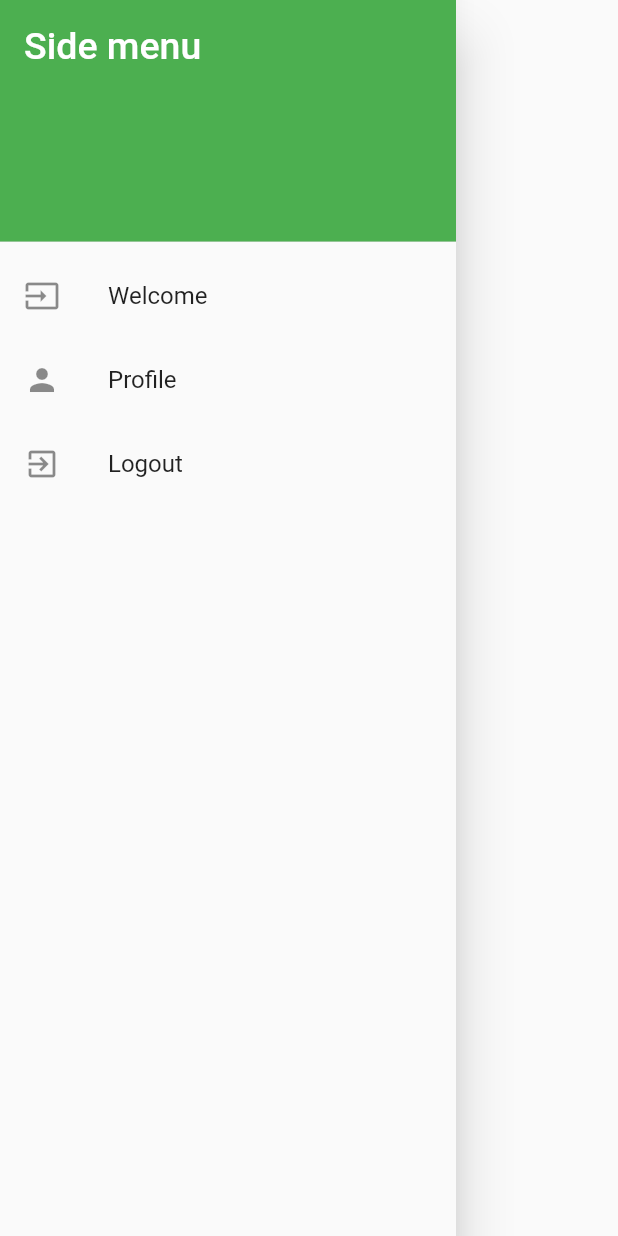
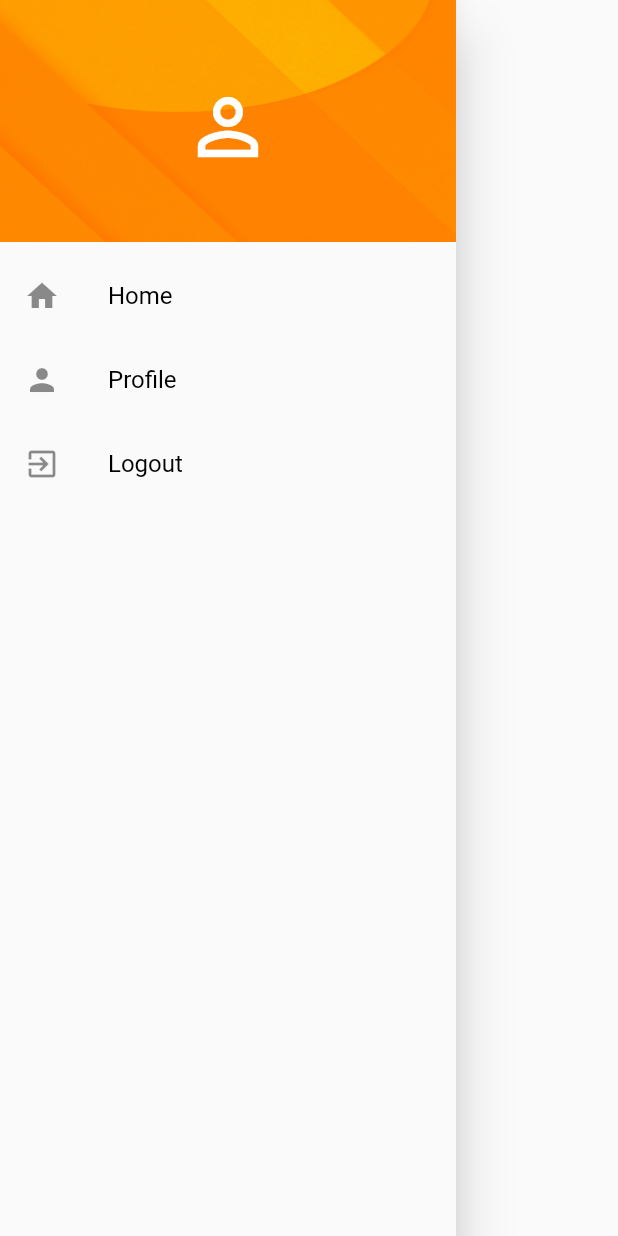
Before and after one commit to heramb99/share-a-pic, a Flutter app: the NavDrawer widget shown alone on an empty page, opened directly, on a phone screen of 412 x 824 dp. Run offline on Flutter 3.47's test engine with Material 2 defaults, Android fonts, the phone set to English and light mode, and no system bars; our stand-ins replace firebase_auth, firebase_database, fluttertoast, progress_dialog, simple_animations; missing offline and left inert: flutter_country_picker, pin_entry_text_field; accounts and stored records are empty.

```diff
--- a/sharepic/lib/NavDrawer.dart
+++ b/sharepic/lib/NavDrawer.dart
@@ -1,10 +1,16 @@
 import 'package:flutter/material.dart';
 import 'package:firebase_auth/firebase_auth.dart';
+import 'package:sharepic/HomePage.dart';
 import 'package:sharepic/main.dart';
+import 'ProfilePage.dart';
+import 'Strings.dart';
 
 class NavDrawer extends StatelessWidget {
 
-  final FirebaseAuth _firebaseAuth = FirebaseAuth.instance;
+  final FirebaseUser user;
+  final FirebaseAuth _firebaseAuth=FirebaseAuth.instance;
+
+  NavDrawer({this.user});
 
   @override
   Widget build(BuildContext context) {
@@ -13,27 +19,34 @@ class NavDrawer extends StatelessWidget {
         padding: EdgeInsets.zero,
         children: <Widget>[
           DrawerHeader(
-            child: Text(
-              'Side menu',
-              style: TextStyle(color: Colors.white, fontSize: 25),
+            child: Center(
+              child: Icon(Icons.person_outline,color: Colors.white,size: 60,),
             ),
             decoration: BoxDecoration(
                 color: Colors.green,
-              ),
+                image: DecorationImage(
+                    fit: BoxFit.fill,
+                    image: AssetImage('assets/images/header_image.jpg'))),
           ),
           ListTile(
-            leading: Icon(Icons.input),
-            title: Text('Welcome'),
-            onTap: () => {},
+            leading: Icon(Icons.home),
+            title: Text(Strings().home,style: TextStyle(color:Colors.black),),
+            onTap: () {
+              Navigator.pushReplacement(context, MaterialPageRoute(
+                    builder: (context) => HomePage(user:user)));
+            },
           ),
           ListTile(
             leading: Icon(Icons.person),
-            title: Text('Profile'),
-            onTap: () => {Navigator.of(context).pop()},
+            title: Text(Strings().profile,style: TextStyle(color:Colors.black),),
+            onTap: () {
+              Navigator.pushReplacement(context, MaterialPageRoute(
+                    builder: (context) => ProfilePage(user: user,)));
+            },
           ),
           ListTile(
             leading: Icon(Icons.exit_to_app),
-            title: Text('Logout'),
+            title: Text(Strings().logout,style: TextStyle(color:Colors.black),),
             onTap: () async{
               await _firebaseAuth.signOut();
               Navigator.pushReplacement(context, MaterialPageRoute(
--- a/sharepic/lib/SignUpForm.dart
+++ b/sharepic/lib/SignUpForm.dart
@@ -115,7 +115,7 @@ class SignUpFormState extends State<SignUpForm>{
         uploadInfo(User(name: _name,email: _email,dob:_dob,mobile: mobile),user);
         //navigating to home screen
         Navigator.pushReplacement(context, MaterialPageRoute(
-          builder: (context) => HomePage(user: user)));
+          builder: (context) => HomePage(user: user,)));
 
       }else{
         progressDialog.hide();
--- a/sharepic/lib/Strings.dart
+++ b/sharepic/lib/Strings.dart
@@ -11,4 +11,10 @@ class Strings{
   final String nameHint= "Enter Name";
   final String dobHint="Select DOB";
   final String signUpFormButton="Submit";
+  final String verified="Verified";
+  final String unverified="Click to verify";
+  final String profile="Profile";
+  final String logout="Logout";
+  final String home="Home";
+  final String loading="Loading...";
 }
--- a/sharepic/lib/VerifyPhone.dart
+++ b/sharepic/lib/VerifyPhone.dart
@@ -288,7 +288,9 @@ class PhoneSignPageState extends State<PhoneSignPage>{
                                     style: TextStyle(color: Colors.orange[900], fontSize: 17),
                                     recognizer: TapGestureRecognizer()
                                     ..onTap=(){
-                                      Navigator.pop(context);}
+                                      Navigator.pushReplacement(context, MaterialPageRoute(
+                                        builder: (context) => LoginPage()));
+                                    }
                                   )
                                 ]
                                 ),
```
Also changed, not shown: sharepic/lib/HomePage.dart (+8 -1 lines), sharepic/lib/ProfilePage.dart (added, +238 -0 lines), sharepic/lib/main.dart (+3 -18 lines), sharepic/assets/images/header_image.jpg (added), sharepic/assets/images/user_profile.png (added).
